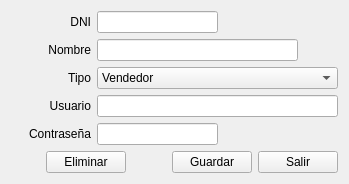
Above: Persona/usuarioop.ui from radtek/manager before the change. Below: the same form after it.
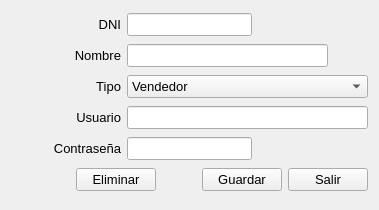
That is the form after the change. Icons and pictures are not drawn.

Patch:
```diff
--- a/Persona/usuarioop.ui
+++ b/Persona/usuarioop.ui
@@ -6,8 +6,8 @@
    <rect>
     <x>0</x>
     <y>0</y>
-    <width>349</width>
-    <height>183</height>
+    <width>379</width>
+    <height>210</height>
    </rect>
   </property>
   <property name="windowTitle">
@@ -20,16 +20,21 @@
       <widget class="QLabel" name="label_dni">
        <property name="minimumSize">
         <size>
-         <width>80</width>
+         <width>110</width>
          <height>0</height>
         </size>
        </property>
        <property name="maximumSize">
         <size>
-         <width>80</width>
+         <width>110</width>
          <height>16777215</height>
         </size>
        </property>
+       <property name="font">
+        <font>
+         <pointsize>10</pointsize>
+        </font>
+       </property>
        <property name="text">
         <string>DNI</string>
        </property>
@@ -39,7 +44,13 @@
       </widget>
      </item>
      <item>
-      <widget class="QLineEdit" name="lineEdit_dni"/>
+      <widget class="QLineEdit" name="lineEdit_dni">
+       <property name="font">
+        <font>
+         <pointsize>10</pointsize>
+        </font>
+       </property>
+      </widget>
      </item>
      <item>
       <spacer name="horizontalSpacer_3">
@@ -62,16 +73,21 @@
       <widget class="QLabel" name="label_nombre">
        <property name="minimumSize">
         <size>
-         <width>80</width>
+         <width>110</width>
          <height>0</height>
         </size>
        </property>
        <property name="maximumSize">
         <size>
-         <width>80</width>
+         <width>110</width>
          <height>16777215</height>
         </size>
        </property>
+       <property name="font">
+        <font>
+         <pointsize>10</pointsize>
+        </font>
+       </property>
        <property name="text">
         <string>Nombre</string>
        </property>
@@ -81,7 +97,13 @@
       </widget>
      </item>
      <item>
-      <widget class="QLineEdit" name="lineEdit_nombre"/>
+      <widget class="QLineEdit" name="lineEdit_nombre">
+       <property name="font">
+        <font>
+         <pointsize>10</pointsize>
+        </font>
+       </property>
+      </widget>
      </item>
      <item>
       <spacer name="horizontalSpacer_5">
@@ -107,16 +129,21 @@
       <widget class="QLabel" name="label_2">
        <property name="minimumSize">
         <size>
-         <width>80</width>
+         <width>110</width>
          <height>0</height>
         </size>
        </property>
        <property name="maximumSize">
         <size>
-         <width>80</width>
+         <width>110</width>
          <height>16777215</height>
         </size>
        </property>
+       <property name="font">
+        <font>
+         <pointsize>10</pointsize>
+        </font>
+       </property>
        <property name="text">
         <string>Tipo</string>
        </property>
@@ -127,6 +154,11 @@
      </item>
      <item>
       <widget class="QComboBox" name="comboBox_tipo">
+       <property name="font">
+        <font>
+         <pointsize>10</pointsize>
+        </font>
+       </property>
        <property name="currentIndex">
         <number>2</number>
        </property>
@@ -155,16 +187,21 @@
       <widget class="QLabel" name="label_usuario">
        <property name="minimumSize">
         <size>
-         <width>80</width>
+         <width>110</width>
          <height>0</height>
         </size>
        </property>
        <property name="maximumSize">
         <size>
-         <width>80</width>
+         <width>110</width>
          <height>16777215</height>
         </size>
        </property>
+       <property name="font">
+        <font>
+         <pointsize>10</pointsize>
+        </font>
+       </property>
        <property name="text">
         <string>Usuario</string>
        </property>
@@ -174,7 +211,13 @@
       </widget>
      </item>
      <item>
-      <widget class="QLineEdit" name="lineEdit_usuario"/>
+      <widget class="QLineEdit" name="lineEdit_usuario">
+       <property name="font">
+        <font>
+         <pointsize>10</pointsize>
+        </font>
+       </property>
+      </widget>
      </item>
     </layout>
    </item>
@@ -184,16 +227,21 @@
       <widget class="QLabel" name="label_pass">
        <property name="minimumSize">
         <size>
-         <width>80</width>
+         <width>110</width>
          <height>0</height>
         </size>
        </property>
        <property name="maximumSize">
         <size>
-         <width>80</width>
+         <width>110</width>
          <height>16777215</height>
         </size>
        </property>
+       <property name="font">
+        <font>
+         <pointsize>10</pointsize>
+        </font>
+       </property>
        <property name="text">
         <string>Contraseña</string>
        </property>
@@ -203,7 +251,13 @@
       </widget>
      </item>
      <item>
-      <widget class="QLineEdit" name="lineEdit_pass"/>
+      <widget class="QLineEdit" name="lineEdit_pass">
+       <property name="font">
+        <font>
+         <pointsize>10</pointsize>
+        </font>
+       </property>
+      </widget>
      </item>
      <item>
       <spacer name="horizontalSpacer_2">
@@ -237,9 +291,24 @@
      </item>
      <item>
       <widget class="QPushButton" name="pushButton_eliminar">
+       <property name="font">
+        <font>
+         <pointsize>10</pointsize>
+        </font>
+       </property>
        <property name="text">
         <string>Eliminar</string>
        </property>
+       <property name="icon">
+        <iconset resource="../ManagerSystem/iconos.qrc">
+         <normaloff>:/new/Iconos/delete_32.png</normaloff>:/new/Iconos/delete_32.png</iconset>
+       </property>
+       <property name="iconSize">
+        <size>
+         <width>32</width>
+         <height>32</height>
+        </size>
+       </property>
       </widget>
      </item>
      <item>
@@ -260,16 +329,46 @@
      </item>
      <item>
       <widget class="QPushButton" name="pushButton_guardar">
+       <property name="font">
+        <font>
+         <pointsize>10</pointsize>
+        </font>
+       </property>
        <property name="text">
         <string>Guardar</string>
        </property>
+       <property name="icon">
+        <iconset resource="../ManagerSystem/iconos.qrc">
+         <normaloff>:/new/Iconos/colaborador_32.png</normaloff>:/new/Iconos/colaborador_32.png</iconset>
+       </property>
+       <property name="iconSize">
+        <size>
+         <width>32</width>
+         <height>32</height>
+        </size>
+       </property>
       </widget>
      </item>
      <item>
       <widget class="QPushButton" name="pushButton_salir">
+       <property name="font">
+        <font>
+         <pointsize>10</pointsize>
+        </font>
+       </property>
        <property name="text">
         <string>Salir</string>
        </property>
+       <property name="icon">
+        <iconset resource="../ManagerSystem/iconos.qrc">
+         <normaloff>:/new/Iconos/salir_32.png</normaloff>:/new/Iconos/salir_32.png</iconset>
+       </property>
+       <property name="iconSize">
+        <size>
+         <width>32</width>
+         <height>32</height>
+        </size>
+       </property>
       </widget>
      </item>
     </layout>
```
Left out of the diff: 4 changed lines with no effect on the pictures.
